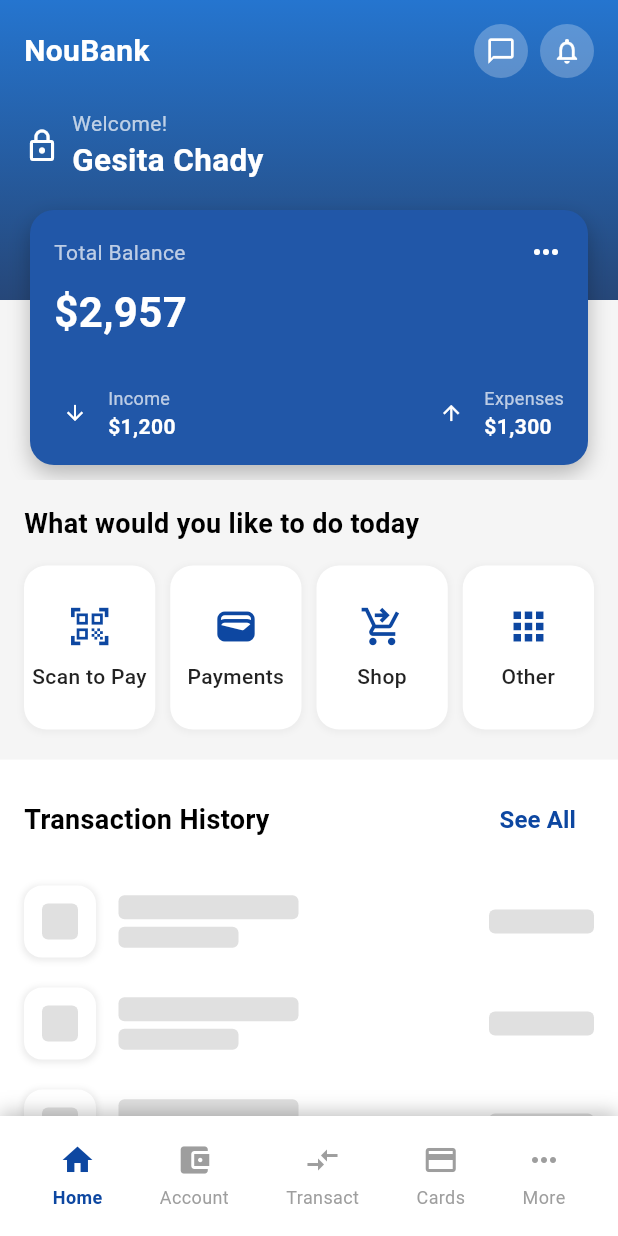
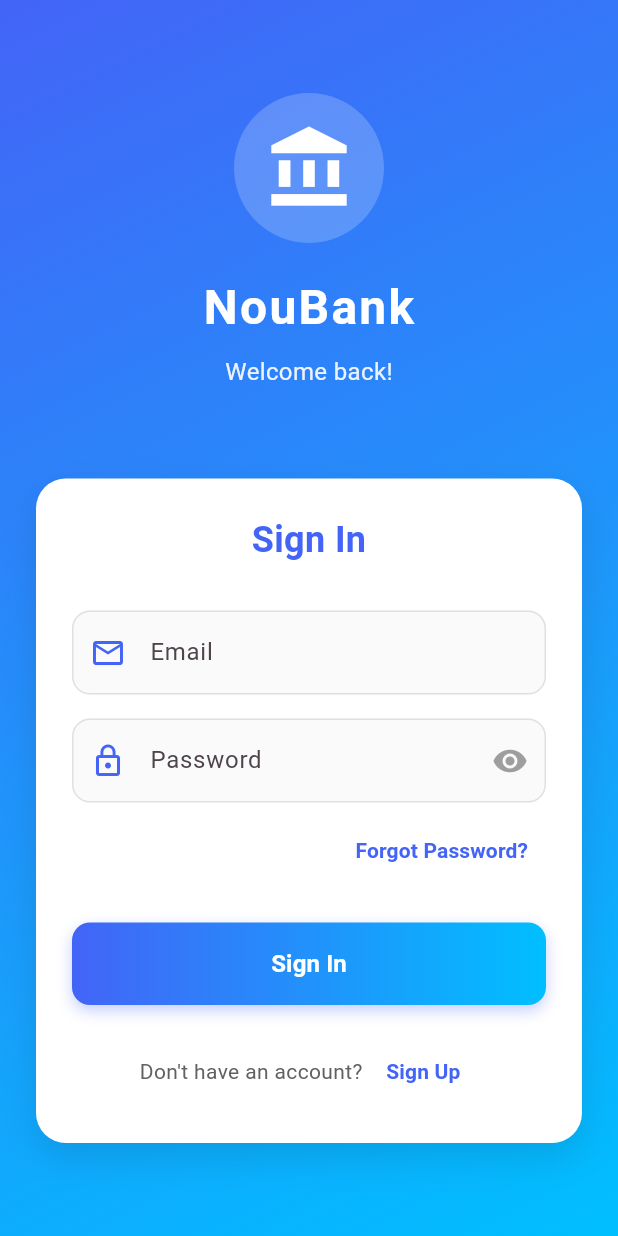
Before and after one commit to Gesita23/NouBank_App, a Flutter app: the screen it shows after launch, on a phone screen of 412 x 824 dp. Run offline on Flutter 3.47's test engine with Material 3 defaults, Android fonts, the phone set to English and light mode, and no system bars; our stand-ins replace firebase_auth, firebase_core; accounts and stored records are empty.

Commit message:
main dart :added authentication sync, auth_screen:login/signup

```diff
--- /dev/null
+++ b/lib/auth_screen.dart
@@ -0,0 +1,453 @@
+import 'package:flutter/material.dart';
+import 'package:firebase_auth/firebase_auth.dart';
+import 'home.dart';
+
+//const Color primaryBlue = Color(000080);
+const Color primaryBlue = Color(0xFF4364F7);
+const Color secondaryBlue = Color(0xFF00BFFF);
+
+class AuthScreen extends StatefulWidget {
+  const AuthScreen({super.key});
+
+  @override
+  State<AuthScreen> createState() => _AuthScreenState();
+}
+
+class _AuthScreenState extends State<AuthScreen> {
+  bool isLogin = true;
+  bool isPasswordVisible = false;
+  bool isLoading = false;
+
+  final _formKey = GlobalKey<FormState>();
+  final _emailController = TextEditingController();
+  final _passwordController = TextEditingController();
+  final _nameController = TextEditingController();
+
+  final FirebaseAuth _auth = FirebaseAuth.instance;
+
+  @override
+   @override
+  void dispose() {
+    _emailController.dispose();
+    _passwordController.dispose();
+    _nameController.dispose();
+    super.dispose();
+  }
+
+  void _toggleAuthMode() {
+    setState(() {
+      isLogin = !isLogin;
+      _formKey.currentState?.reset();
+    });
+  }
+
+  void _showErrorDialog(String message) {
+    showDialog(
+      context: context,
+      builder: (ctx) => AlertDialog(
+        title: const Text('Authentication Error'),
+        content: Text(message),
+        actions: [
+          TextButton(
+            onPressed: () => Navigator.of(ctx).pop(),
+            child: const Text('OK'),
+          )
+        ],
+      )
+    );
+  }
+
+  void _showSuccessSnackbar(String message) {
+    ScaffoldMessenger.of(context).showSnackBar(
+      SnackBar(
+        content: Text(message),
+        backgroundColor: Colors.green,
+        behavior: SnackBarBehavior.floating,
+      )
+    );
+  }
+
+  Future<void> _submitForm() async {
+    if (!_formKey.currentState!.validate()) {
+      return;
+    }
+
+    setState(() {
+      isLoading = true;
+    });
+
+    try {
+      if (isLogin) {
+        //Login with email and password
+        await _auth.signInWithEmailAndPassword(
+          email: _emailController.text.trim(),
+          password: _passwordController.text,
+        );
+        _showSuccessSnackbar('Welcome back!');
+      } else {
+        //Sign up with email and password
+        UserCredential userCredential = await _auth.createUserWithEmailAndPassword(
+          email: _emailController.text.trim(),
+          password: _passwordController.text,
+        );
+
+        //Update display name
+        await userCredential.user?.updateDisplayName(_nameController.text.trim());
+        _showSuccessSnackbar('Account created successfully!');
+      }
+
+
+    } on FirebaseAuthException catch (e) {
+      String errorMessage;
+      switch (e.code) {
+        case 'weak-password':
+          errorMessage = 'The password provided is too weak.';
+          break;
+        case 'email-already-in-use':
+          errorMessage = 'An account already exists for this email.';
+          break;
+        case 'user-not-found':
+          errorMessage = 'No user found with this email.';
+          break;
+        case 'wrong-password':
+          errorMessage = 'Wrong password provided.';
+          break;
+        case 'invalid-email':
+          errorMessage = 'The email address is invalid.';
+          break;
+        case 'user-disabled':
+          errorMessage = 'This user account has been disabled.';
+          break;
+        case 'too-many-requests':
+          errorMessage = 'Too many attempts. Please try again later.';
+          break;
+        case 'operation-not-allowed':
+          errorMessage = 'Email/password accounts are not enabled.';
+          break;
+        default:
+          errorMessage = e.message ?? 'An error occurred. Please try again.';
+      }
+      _showErrorDialog(errorMessage);
+    } catch (e) {
+      _showErrorDialog('An unexpected error occurred. Please try again');
+    } finally {
+      if (mounted) {
+        setState(() {
+          isLoading = false;
+        });
+      }
+    }
+  }
+
+  Future<void> _resetPassword() async {
+    final email = _emailController.text.trim();
+
+    if (email.isEmpty) {
+      _showErrorDialog('Please enter your email address first.');
+      return;
+    }
+
+    try {
+      await _auth.sendPasswordResetEmail(email: email);
+      _showSuccessSnackbar('Password reset email sent! Check your inbox.');
+    } on FirebaseAuthException catch (e) {
+      String errorMessage;
+      switch (e.code) {
+        case 'invalid-email':
+          errorMessage = 'No user found with this email.';
+          break;
+        case 'user-not-found':
+          errorMessage = 'No user found with this email.';
+          break;
+        default:
+          errorMessage = e.message ?? 'Failed to send password reset email.';
+      }
+      _showErrorDialog(errorMessage);
+    }
+  }
+  @override
+  Widget build(BuildContext context) {
+    return Scaffold(
+      body: Container(
+        decoration: const BoxDecoration(
+          gradient: LinearGradient(
+            colors: [primaryBlue, secondaryBlue],
+            begin: Alignment.topLeft,
+            end: Alignment.bottomRight,
+          )
+        ),
+        child: SafeArea(
+          child: Center(
+            child: SingleChildScrollView(
+              padding: const EdgeInsets.all(24),
+              child: Column(
+                mainAxisAlignment: MainAxisAlignment.center,
+                children: [
+                  _buildLogo(),
+                  const SizedBox(height: 60),
+                  _buildAuthCard(),
+                ],
+              ),
+            ),
+          )
+        ),
+      ),
+    );
+  }
+
+  Widget _buildLogo() {
+    return Column(
+      children: [
+        Container(
+          padding: const EdgeInsets.all(20),
+          decoration: BoxDecoration(
+            color: Colors.white.withOpacity(0.2),
+            shape: BoxShape.circle,
+          ),
+          child: const Icon(
+            Icons.account_balance, size: 60, color: Colors.white,
+          ),
+        ),
+        const SizedBox(height: 20),
+        const Text(
+          'NouBank',
+          style: TextStyle(
+            color: Colors.white, fontSize: 32, fontWeight: FontWeight.bold,
+            letterSpacing: 1.5,
+          ),
+        ),
+        const SizedBox(height: 8),
+        Text(
+          isLogin ? 'Welcome back!' : 'Create your account',
+          style: TextStyle(
+            color: Colors.white.withOpacity(0.9), fontSize: 16,
+          ),
+        ),
+      ],
+    );
+  }
+
+  Widget _buildAuthCard() {
+    return Container(
+      padding: const EdgeInsets.all(24),
+      decoration: BoxDecoration(
+        color: Colors.white,
+        borderRadius: BorderRadius.circular(20),
+        boxShadow: [
+          BoxShadow(
+            color: Colors.black.withOpacity(0.1),
+            blurRadius: 20,
+            offset: const Offset(0, 10),
+          )
+        ]
+      ),
+      child: Form(
+        key: _formKey,
+        child: Column(
+          crossAxisAlignment: CrossAxisAlignment.stretch,
+          children: [
+            Text(
+              isLogin ? 'Sign In' : 'Sign Up',
+              style: const TextStyle(
+                fontSize: 24, fontWeight: FontWeight.bold, color: primaryBlue,
+              ),
+              textAlign: TextAlign.center,
+            ),
+            const SizedBox(height: 30),
+
+            //Name field (only for sign up)
+            if (!isLogin) ...[
+              _buildTextField(
+                controller: _nameController,
+                label: 'Full Name',
+                icon: Icons.person_outline,
+                validator: (value) {
+                  if (value == null || value.trim().isEmpty) {
+                    return 'Please enter your name';
+                  }
+                  return null;
+                }
+              )
+            ],
+
+            //Email field
+            _buildTextField(
+                controller: _emailController,
+                label: 'Email',
+                icon: Icons.email_outlined,
+                keyboardType: TextInputType.emailAddress,
+                validator: (value) {
+                  if (value == null || value.trim().isEmpty) {
+                    return 'Please enter your email';
+                  }
+                  if (!value.contains('@')) {
+                    return 'Please enter a valid email';
+                  }
+                  return null;
+                }
+              ),
+              const SizedBox(height: 16),
+
+            //Password field
+            _buildTextField(
+                controller: _passwordController,
+                label: 'Password',
+                icon: Icons.lock_outline,
+                isPassword: true,
+                validator: (value) {
+                  if (value == null || value.trim().isEmpty) {
+                    return 'Please enter your password';
+                  }
+                  if (value.length < 6) {
+                    return 'Password must be at least 6 characters';
+                  }
+                  return null;
+                }
+              ),
+
+            //Forgot password (only for login)
+            if (isLogin) ...[
+              const SizedBox(height: 8),
+              Align(
+                alignment: Alignment.centerRight,
+                child: TextButton(
+                  onPressed: _resetPassword,
+                  child: const Text(
+                    'Forgot Password?',
+                    style: TextStyle(
+                      color: primaryBlue,
+                      fontWeight: FontWeight.w600,
+                    ),
+                  )
+                ),
+              )
+            ],
+
+            const SizedBox(height: 24),
+            _buildSubmitButton(),
+            const SizedBox(height: 20),
+            _buildToggleAuthMode(),
+          ],
+        )
+      ),
+    );
+  }
+
+  Widget _buildTextField({
+    required TextEditingController controller,
+    required String label,
+    required IconData icon,
+    TextInputType keyboardType = TextInputType.text,
+    bool isPassword = false,
+    String? Function(String?)? validator,
+  }) {
+    return TextFormField(
+      controller: controller,
+      keyboardType: keyboardType,
+      obscureText: isPassword && !isPasswordVisible,
+      validator: validator,
+      decoration: InputDecoration(
+        labelText: label,
+        prefixIcon: Icon(icon, color: primaryBlue),
+        suffixIcon: isPassword
+          ? IconButton(
+            onPressed: () {
+              setState(() {
+                isPasswordVisible = !isPasswordVisible;
+              });
+            },
+            icon: Icon(
+              isPasswordVisible ? Icons.visibility_off : Icons.visibility,
+              color: Colors.grey,
+            ))
+          : null,
+        border: OutlineInputBorder(
+          borderRadius: BorderRadius.circular(12),
+          borderSide: BorderSide(color: Colors.grey[300]!),
+        ),
+        enabledBorder: OutlineInputBorder(
+          borderRadius: BorderRadius.circular(12),
+          borderSide: BorderSide(color: Colors.grey[300]!),
+        ),
+        focusedBorder: OutlineInputBorder(
+          borderRadius: BorderRadius.circular(12),
+          borderSide: const BorderSide(color: primaryBlue, width: 2),
+        ),
+        errorBorder: OutlineInputBorder(
+          borderRadius: BorderRadius.circular(12),
+          borderSide: const BorderSide(color: Colors.red),
+        ),
+        filled: true,
+        fillColor: Colors.grey[50],
+      ),
+    );
+  }
+
+  Widget _buildSubmitButton() {
+    return Container(
+      height: 55,
+      decoration: BoxDecoration(
+        gradient: const LinearGradient(
+          colors: [primaryBlue, secondaryBlue],
+          begin: Alignment.centerLeft,
+          end: Alignment.centerRight,
+        ),
+        borderRadius: BorderRadius.circular(12),
+        boxShadow: [
+          BoxShadow(
+            color: primaryBlue.withOpacity(0.3),
+            blurRadius: 8,
+            offset: const Offset(0, 4),
+          )
+        ]
+      ),
+      child: ElevatedButton(
+        onPressed: isLoading ? null : _submitForm,
+        style: ElevatedButton.styleFrom(
+          backgroundColor: Colors.transparent,
+          shadowColor: Colors.transparent,
+          shape: RoundedRectangleBorder(
+            borderRadius: BorderRadiusGeometry.circular(12),
+          )
+        ),
+        child: isLoading
+          ? const SizedBox(
+            height: 20,
+            width: 20,
+            child: CircularProgressIndicator(
+              color: Colors.white,
+              strokeWidth: 2,
+            ),
+          )
+          : Text(
+            isLogin ? 'Sign In' : 'Sign Up',
+            style: const TextStyle(
+              fontSize: 16, fontWeight: FontWeight.bold, color: Colors.white,
+            ),
+          )
+        ),
+    );
+  }
+
+  Widget _buildToggleAuthMode() {
+    return Row(
+      mainAxisAlignment: MainAxisAlignment.center,
+      children: [
+        Text(
+          isLogin ? "Don't have an account? " : "Already have an account? ",
+          style: TextStyle(color: Colors.grey[700]),
+        ),
+        TextButton(
+          onPressed: _toggleAuthMode,
+          child: Text(
+            isLogin ? 'Sign Up' : 'Sign In',
+            style: const TextStyle(
+              color: primaryBlue,
+              fontWeight: FontWeight.bold,
+            ),
+          )
+        )
+      ],
+    );
+  }
+}
--- a/lib/home.dart
+++ b/lib/home.dart
@@ -1,4 +1,5 @@
 import 'package:flutter/material.dart';
+
 
 ///Design Constants///
 const Color primarypurple = Color.fromARGB(255, 13, 71, 161);
@@ -621,7 +622,6 @@ class SkeletonContainer extends StatelessWidget {
         color: Colors.grey[300],
         borderRadius: BorderRadius.circular(radius),
       ),
-
     );
   }
 }
--- a/lib/main.dart
+++ b/lib/main.dart
@@ -1,7 +1,15 @@
 import 'package:flutter/material.dart';
 import 'home.dart';
+import 'auth_screen.dart';
+import 'package:firebase_core/firebase_core.dart';
+import 'package:firebase_auth/firebase_auth.dart';
+import 'firebase_options.dart';
 
-void main() {
+void main() async{
+  WidgetsFlutterBinding.ensureInitialized();
+  await Firebase.initializeApp(
+    options: DefaultFirebaseOptions.currentPlatform,
+  );
   runApp(const MyApp());
 }
 
@@ -19,8 +27,43 @@ class MyApp extends StatelessWidget {
         ),
         fontFamily: 'Roboto',
         useMaterial3: true,
-      ),
-      home: const MyHomePage(title: '',),
+      ),debugShowCheckedModeBanner: false,
+      home: const AuthWrapper(),
     );
   }
 }
+
+
+//wrapper to handle authentication
+
+class AuthWrapper extends StatelessWidget{
+  const AuthWrapper({super.key});
+
+  @override
+  Widget build(BuildContext context){
+    return StreamBuilder<User?>(
+      stream: FirebaseAuth.instance.authStateChanges(),
+       builder: (context,snapshot){
+        //show loading indicator while checking auth
+        if(snapshot.connectionState==ConnectionState.waiting){
+          return const Scaffold(
+            body:Center(
+              child:CircularProgressIndicator(),
+            ),
+          );
+        }
+
+
+        //if user is logged in , show hscreen
+        if (snapshot.hasData && snapshot.data != null){
+          return const MyHomePage(title: 'Banking App');
+        }
+
+        //if user is not logged in , show auth screen
+        return const AuthScreen();
+
+       }
+       );
+  }
+
+}
```
